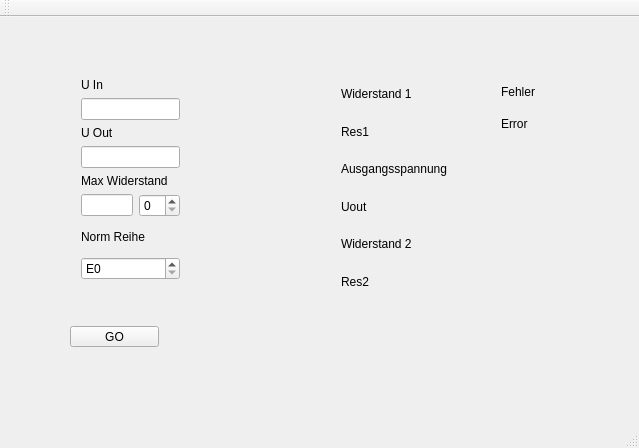
Above: UI/WiderstandsteilerUI/Widerstandsteiler.ui from Seebuebe/Widerstandsteiler before the change. Below: the same form after it.
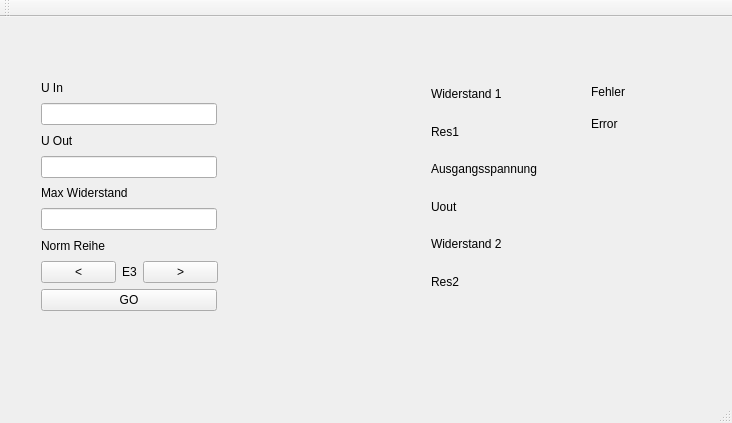
That is the form after the change. Icons and pictures are not drawn.

The edit to the form file:
```diff
--- a/UI/WiderstandsteilerUI/Widerstandsteiler.ui
+++ b/UI/WiderstandsteilerUI/Widerstandsteiler.ui
@@ -6,113 +6,21 @@
    <rect>
     <x>0</x>
     <y>0</y>
-    <width>639</width>
-    <height>448</height>
+    <width>732</width>
+    <height>423</height>
    </rect>
   </property>
   <property name="windowTitle">
    <string>Widerstandsteiler</string>
   </property>
   <widget class="QWidget" name="centralWidget">
-   <widget class="QPushButton" name="pushButton">
-    <property name="geometry">
-     <rect>
-      <x>70</x>
-      <y>309</y>
-      <width>89</width>
-      <height>21</height>
-     </rect>
-    </property>
-    <property name="text">
-     <string>GO</string>
-    </property>
-   </widget>
-   <widget class="QWidget" name="layoutWidget">
-    <property name="geometry">
-     <rect>
-      <x>70</x>
-      <y>50</y>
-      <width>121</width>
-      <height>224</height>
-     </rect>
-    </property>
-    <layout class="QVBoxLayout" name="verticalLayout_5">
-     <item>
-      <layout class="QVBoxLayout" name="verticalLayout_4">
-       <item>
-        <layout class="QVBoxLayout" name="verticalLayout">
-         <item>
-          <widget class="QLabel" name="UIn">
-           <property name="text">
-            <string>U In</string>
-           </property>
-          </widget>
-         </item>
-         <item>
-          <widget class="QLineEdit" name="UinStr"/>
-         </item>
-        </layout>
-       </item>
-       <item>
-        <layout class="QVBoxLayout" name="verticalLayout_2">
-         <item>
-          <widget class="QLabel" name="UOut">
-           <property name="text">
-            <string>U Out</string>
-           </property>
-          </widget>
-         </item>
-         <item>
-          <widget class="QLineEdit" name="UoutStr"/>
-         </item>
-        </layout>
-       </item>
-       <item>
-        <widget class="QLabel" name="axWiderstand">
-         <property name="text">
-          <string>Max Widerstand</string>
-         </property>
-        </widget>
-       </item>
-       <item>
-        <layout class="QHBoxLayout" name="horizontalLayout">
-         <item>
-          <widget class="QLineEdit" name="MaxResStr"/>
-         </item>
-         <item>
-          <widget class="QSpinBox" name="MaxResExp"/>
-         </item>
-        </layout>
-       </item>
-      </layout>
-     </item>
-     <item>
-      <layout class="QVBoxLayout" name="verticalLayout_3">
-       <item>
-        <widget class="QLabel" name="EReihe">
-         <property name="text">
-          <string>Norm Reihe</string>
-         </property>
-        </widget>
-       </item>
-       <item>
-        <widget class="QSpinBox" name="NormReihe">
-         <property name="prefix">
-          <string>E</string>
-         </property>
-        </widget>
-       </item>
-      </layout>
-     </item>
-    </layout>
-   </widget>
    <widget class="QLabel" name="Picture">
     <property name="geometry">
      <rect>
-      <x>230</x>
-      <y>20</y>
+      <x>320</x>
+      <y>40</y>
       <width>81</width>
-      <height>331</height>
+      <height>281</height>
      </rect>
     </property>
     <property name="text">
@@ -125,7 +33,7 @@
    <widget class="QWidget" name="layoutWidget">
     <property name="geometry">
      <rect>
-      <x>330</x>
+      <x>420</x>
       <y>50</y>
       <width>136</width>
       <height>241</height>
@@ -191,7 +99,7 @@
    <widget class="QWidget" name="layoutWidget">
     <property name="geometry">
      <rect>
-      <x>490</x>
+      <x>580</x>
       <y>50</y>
       <width>91</width>
       <height>81</height>
@@ -214,6 +122,110 @@
      </item>
     </layout>
    </widget>
+   <widget class="QWidget" name="">
+    <property name="geometry">
+     <rect>
+      <x>30</x>
+      <y>50</y>
+      <width>198</width>
+      <height>255</height>
+     </rect>
+    </property>
+    <layout class="QVBoxLayout" name="verticalLayout_11">
+     <item>
+      <layout class="QVBoxLayout" name="verticalLayout_5">
+       <item>
+        <layout class="QVBoxLayout" name="verticalLayout">
+         <item>
+          <widget class="QLabel" name="UIn">
+           <property name="text">
+            <string>U In</string>
+           </property>
+          </widget>
+         </item>
+         <item>
+          <widget class="QLineEdit" name="UinStr"/>
+         </item>
+        </layout>
+       </item>
+       <item>
+        <layout class="QVBoxLayout" name="verticalLayout_2">
+         <item>
+          <widget class="QLabel" name="UOut">
+           <property name="text">
+            <string>U Out</string>
+           </property>
+          </widget>
+         </item>
+         <item>
+          <widget class="QLineEdit" name="UoutStr"/>
+         </item>
+        </layout>
+       </item>
+       <item>
+        <layout class="QVBoxLayout" name="verticalLayout_4">
+         <item>
+          <widget class="QLabel" name="MaxWiderstand">
+           <property name="text">
+            <string>Max Widerstand</string>
+           </property>
+          </widget>
+         </item>
+         <item>
+          <widget class="QLineEdit" name="MaxResStr"/>
+         </item>
+        </layout>
+       </item>
+       <item>
+        <layout class="QVBoxLayout" name="verticalLayout_3">
+         <item>
+          <widget class="QLabel" name="EReihe">
+           <property name="text">
+            <string>Norm Reihe</string>
+           </property>
+          </widget>
+         </item>
+         <item>
+          <layout class="QHBoxLayout" name="horizontalLayout_2">
+           <property name="sizeConstraint">
+            <enum>QLayout::SetFixedSize</enum>
+           </property>
+           <item>
+            <widget class="QPushButton" name="EReiheDown">
+             <property name="text">
+              <string>&lt;</string>
+             </property>
+            </widget>
+           </item>
+           <item>
+            <widget class="QLabel" name="EReiheInp">
+             <property name="text">
+              <string>E3</string>
+             </property>
+            </widget>
+           </item>
+           <item>
+            <widget class="QPushButton" name="EReiheUp">
+             <property name="text">
+              <string>&gt;</string>
+             </property>
+            </widget>
+           </item>
+          </layout>
+         </item>
+        </layout>
+       </item>
+      </layout>
+     </item>
+     <item>
+      <widget class="QPushButton" name="pushButton">
+       <property name="text">
+        <string>GO</string>
+       </property>
+      </widget>
+     </item>
+    </layout>
+   </widget>
   </widget>
   <widget class="QMenuBar" name="menuBar">
    <property name="geometry">
```
Left out of the diff: 11 changed lines with no effect on the pictures.
